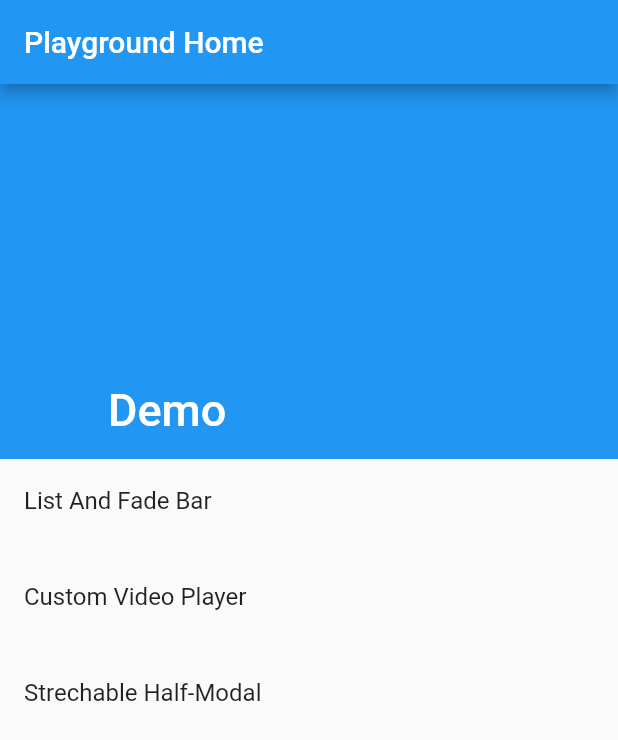
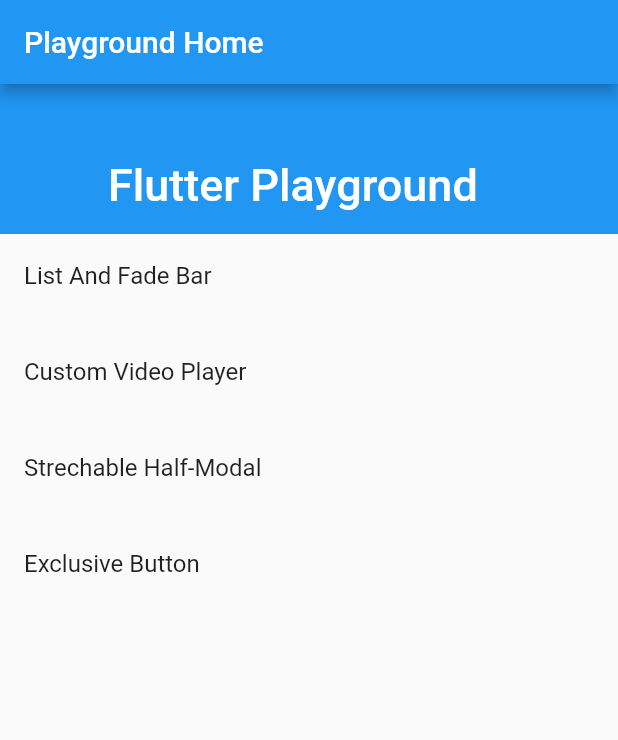
Before and after one commit to riscait/flutter_playground, a Flutter app: the screen it shows after launch, on a phone screen of 412 x 824 dp. Shown: the top 740 px of the screen. Run offline on Flutter 3.47's test engine with Material 2 defaults, Android fonts, the phone set to English and light mode, and no system bars; our stand-ins replace flutter_hooks, freezed_annotation, hooks_riverpod, video_player.

Commit message:
add AwaitableButton

```diff
--- a/lib/src/home_page.dart
+++ b/lib/src/home_page.dart
@@ -1,6 +1,7 @@
 import 'package:flutter/material.dart';
 import 'package:flutter_hooks/flutter_hooks.dart';
 
+import 'awaitable_button/awaitable_button.dart';
 import 'cutom_video_player/video_player_page.dart';
 import 'list_and_fade_bar/list_and_fade_bar.dart';
 import 'localization/localization.dart';
@@ -23,13 +24,13 @@ class HomePage extends HookWidget {
       ),
       body: CustomScrollView(
         slivers: <Widget>[
-          const SliverAppBar(
+          SliverAppBar(
             floating: true,
             pinned: true,
             snap: true,
-            expandedHeight: 250.0,
+            expandedHeight: 100.0,
             flexibleSpace: FlexibleSpaceBar(
-              title: Text('Demo'),
+              title: Text(Localized.of(context).appName),
             ),
           ),
           SliverFixedExtentList(
@@ -50,6 +51,10 @@ class HomePage extends HookWidget {
                   title: Text(Localized.of(context).strechableHalfModal),
                   onTap: () => navigateToPage(const StretchableHalfModal()),
                 ),
+                ListTile(
+                  title: Text(Localized.of(context).awaitableButton),
+                  onTap: () => navigateToPage(const AwaitableButtonPage()),
+                ),
               ],
             ),
           ),
--- a/lib/src/localization/message.dart
+++ b/lib/src/localization/message.dart
@@ -12,6 +12,8 @@ abstract class Message with _$Message {
     required String listAndFadeBar,
     required String customVideoPlayer,
     required String strechableHalfModal,
+    required String awaitableButton,
+    required String awaitableButtonDescription,
   }) = _Message;
 
   factory Message.of(Locale locale) {
@@ -30,6 +32,9 @@ abstract class Message with _$Message {
         listAndFadeBar: 'List And Fade Bar',
         customVideoPlayer: 'Custom Video Player',
         strechableHalfModal: 'Strechable Half-Modal',
+        awaitableButton: 'Exclusive Button',
+        awaitableButtonDescription:
+            'When the button is tapped, the indicator will start spinning inside the button and it will become untappable. When the asynchronous function passed to [onPressed] finishes, the button will become tapable again.',
       );
 
   factory Message.ja() => Message(
@@ -38,5 +43,8 @@ abstract class Message with _$Message {
         listAndFadeBar: 'FadeBarとListView',
         customVideoPlayer: 'カスタムVideoPlayer',
         strechableHalfModal: '伸縮可能ハーフモーダル',
+        awaitableButton: '連打防止Button',
+        awaitableButtonDescription:
+            'ボタンをタップすると、ボタン内でインジケータが回り始めてタップできなくなる。[onPressed]に渡した非同期関数が終了すると、再度タップ可能になる。',
       );
 }
```
Also changed, not shown: lib/src/awaitable_button/awaitable_button.dart (added, +138 -0 lines), lib/src/localization/message.freezed.dart.
